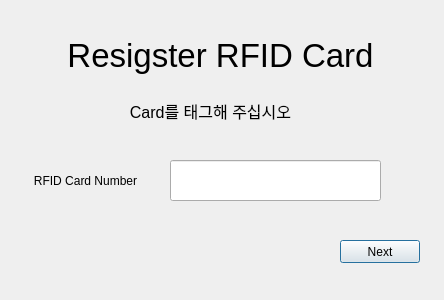
First picture: the form in SmartHome/GUI/register_rfid.ui, repository addinedu-ros-8th/iot-repo-4, before the edit.
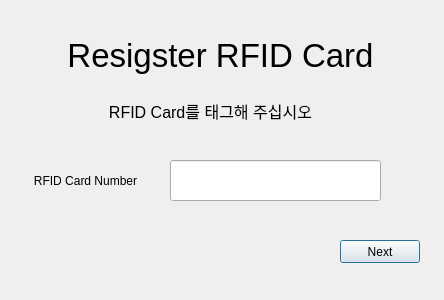
Second picture: the form after the edit.

Commit message: registe rfid complite

```diff
--- a/SmartHome/GUI/register_rfid.ui
+++ b/SmartHome/GUI/register_rfid.ui
@@ -49,7 +49,7 @@
     </font>
    </property>
    <property name="text">
-    <string>Card를 태그해 주십시오</string>
+    <string>RFID Card를 태그해 주십시오</string>
    </property>
    <property name="alignment">
     <set>Qt::AlignCenter</set>
```
The commit also changes 4 other files.
